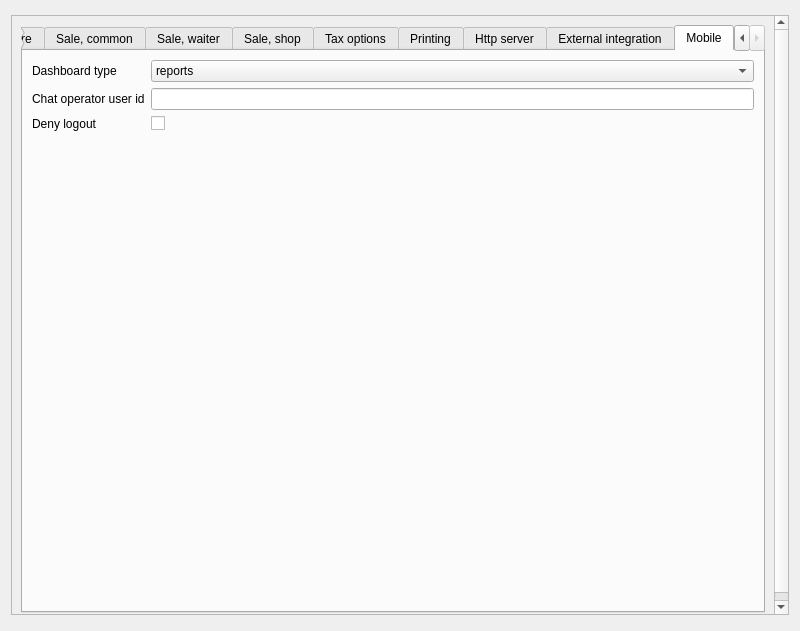
Old version of the form Reports/c5settingswidget.ui in the repository End1-1/Cafe5.
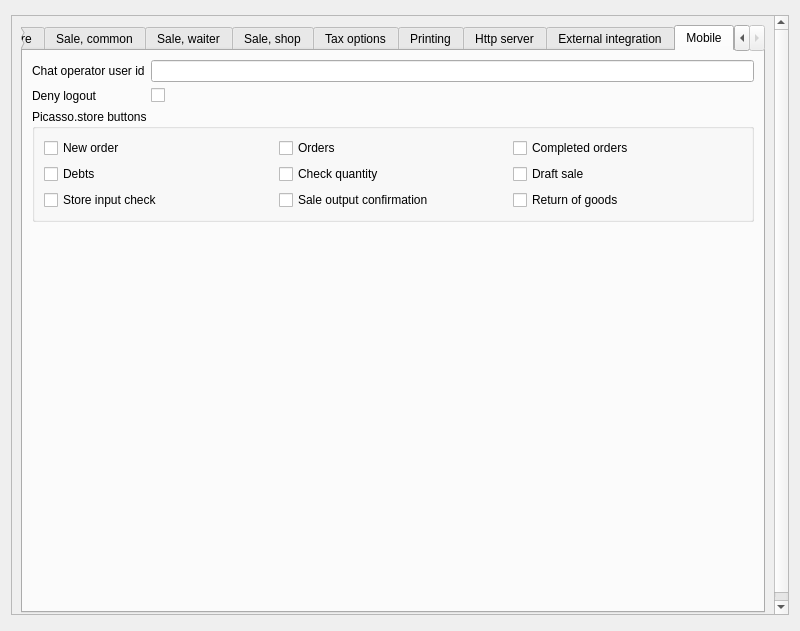
New version of the form. The open tabs and pages were chosen to show the change. Custom widgets are drawn as their Qt base class.

Patch:
```diff
--- a/Reports/c5settingswidget.ui
+++ b/Reports/c5settingswidget.ui
@@ -36,8 +36,8 @@
        <rect>
         <x>0</x>
         <y>0</y>
-        <width>766</width>
-        <height>648</height>
+        <width>759</width>
+        <height>773</height>
        </rect>
       </property>
       <layout class="QHBoxLayout" name="horizontalLayout_2">
@@ -2203,73 +2203,114 @@
           </attribute>
           <layout class="QFormLayout" name="formLayout_3">
            <item row="0" column="0">
-            <widget class="QLabel" name="label_112">
-             <property name="text">
-              <string>Dashboard type</string>
-             </property>
-            </widget>
-           </item>
-           <item row="0" column="1">
-            <widget class="QComboBox" name="cbMobileDashboard">
-             <item>
-              <property name="text">
-               <string>reports</string>
-              </property>
-             </item>
-             <item>
-              <property name="text">
-               <string>store</string>
-              </property>
-             </item>
-             <item>
-              <property name="text">
-               <string>hotel</string>
-              </property>
-             </item>
-             <item>
-              <property name="text">
-               <string>elinarep</string>
-              </property>
-             </item>
-            </widget>
-           </item>
-           <item row="1" column="0">
             <widget class="QLabel" name="label_115">
              <property name="text">
               <string>Chat operator user id</string>
              </property>
             </widget>
            </item>
-           <item row="1" column="1">
+           <item row="0" column="1">
             <widget class="C5LineEdit" name="leChatOperatorUserId"/>
            </item>
-           <item row="3" column="1">
-            <spacer name="verticalSpacer_10">
-             <property name="orientation">
-              <enum>Qt::Orientation::Vertical</enum>
-             </property>
-             <property name="sizeHint" stdset="0">
-              <size>
-               <width>20</width>
-               <height>40</height>
-              </size>
-             </property>
-            </spacer>
-           </item>
-           <item row="2" column="1">
-            <widget class="QCheckBox" name="chDenyLogout">
-             <property name="text">
-              <string/>
-             </property>
-            </widget>
-           </item>
-           <item row="2" column="0">
+           <item row="1" column="0">
             <widget class="QLabel" name="label_116">
              <property name="text">
               <string>Deny logout</string>
              </property>
             </widget>
            </item>
+           <item row="1" column="1">
+            <widget class="QCheckBox" name="chDenyLogout">
+             <property name="text">
+              <string/>
+             </property>
+            </widget>
+           </item>
+           <item row="3" column="0">
+            <spacer name="verticalSpacer_10">
+             <property name="orientation">
+              <enum>Qt::Orientation::Vertical</enum>
+             </property>
+             <property name="sizeHint" stdset="0">
+              <size>
+               <width>20</width>
+               <height>40</height>
+              </size>
+             </property>
+            </spacer>
+           </item>
+           <item row="2" column="0" colspan="2">
+            <widget class="QGroupBox" name="groupBox_7">
+             <property name="title">
+              <string>Picasso.store buttons</string>
+             </property>
+             <layout class="QGridLayout" name="gridLayout_11">
+              <item row="0" column="1">
+               <widget class="QCheckBox" name="chmOrders">
+                <property name="text">
+                 <string>Orders</string>
+                </property>
+               </widget>
+              </item>
+              <item row="0" column="2">
+               <widget class="QCheckBox" name="chmCompletedOrders">
+                <property name="text">
+                 <string>Completed orders</string>
+                </property>
+               </widget>
+              </item>
+              <item row="1" column="0">
+               <widget class="QCheckBox" name="chmDebts">
+                <property name="text">
+                 <string>Debts</string>
+                </property>
+               </widget>
+              </item>
+              <item row="1" column="2">
+               <widget class="QCheckBox" name="chmDraftSale">
+                <property name="text">
+                 <string>Draft sale</string>
+                </property>
+               </widget>
+              </item>
+              <item row="1" column="1">
+               <widget class="QCheckBox" name="chmCheckQuantity">
+                <property name="text">
+                 <string>Check quantity</string>
+                </property>
+               </widget>
+              </item>
+              <item row="0" column="0">
+               <widget class="QCheckBox" name="chmNewOrder">
+                <property name="text">
+                 <string>New order</string>
+                </property>
+               </widget>
+              </item>
+              <item row="2" column="0">
+               <widget class="QCheckBox" name="chmStoreInputCheck">
+                <property name="text">
+                 <string>Store input check</string>
+                </property>
+               </widget>
+              </item>
+              <item row="2" column="1">
+               <widget class="QCheckBox" name="chmSaleOutputConfirmation">
+                <property name="text">
+                 <string>Sale output confirmation</string>
+                </property>
+               </widget>
+              </item>
+              <item row="2" column="2">
+               <widget class="QCheckBox" name="chmReturnGoods">
+                <property name="text">
+                 <string>Return of goods</string>
+                </property>
+               </widget>
+              </item>
+             </layout>
+            </widget>
+           </item>
           </layout>
          </widget>
         </widget>
```
Left out of the diff: 3 changed lines with no effect on the pictures.
